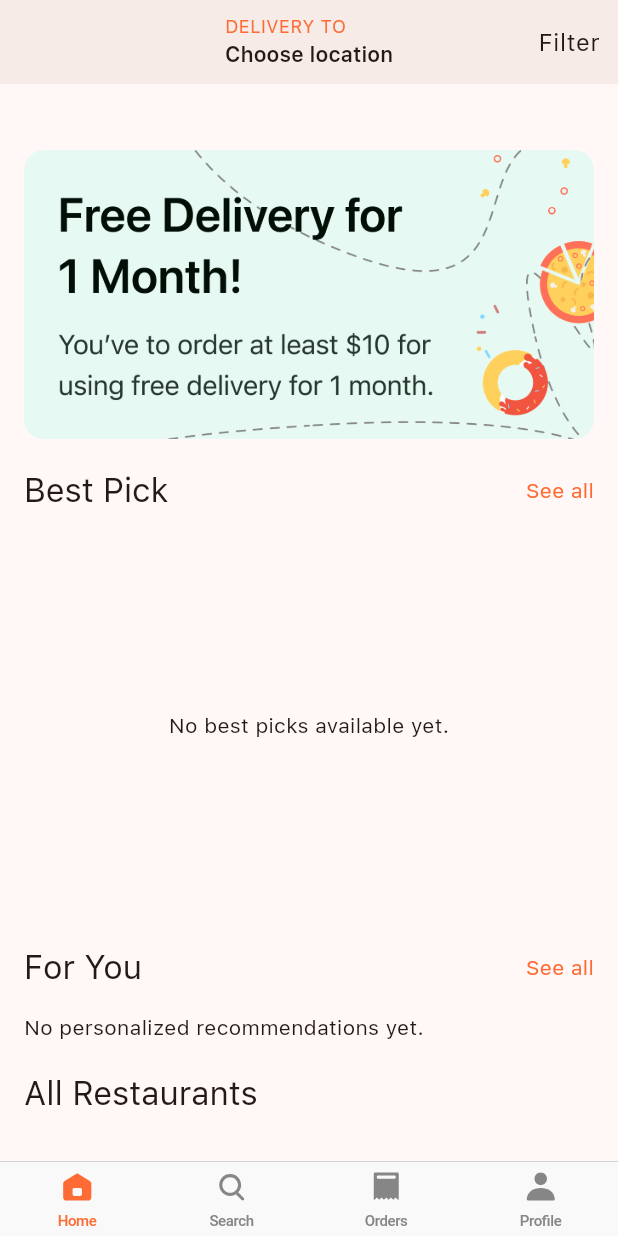
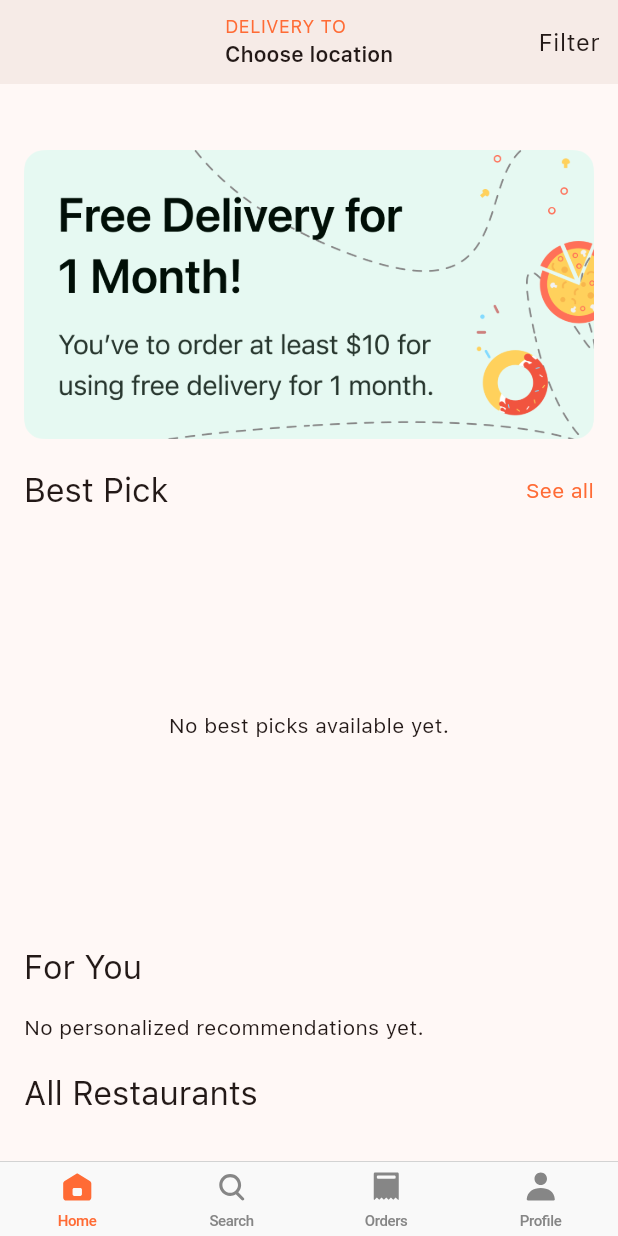
Before and after one commit to GeoAziz/campus-foodly, a Flutter app: the screen it shows once a user with an empty profile is signed in, scrolled down 532 dp, on a phone screen of 412 x 824 dp. Run offline on Flutter 3.47's test engine with Material 3 defaults, Android fonts, the phone set to English and light mode, and no system bars; our stand-ins replace cloud_firestore, firebase_auth, firebase_core, firebase_messaging, firebase_storage, flutter_riverpod and 7 more; accounts and stored records are empty.

Commit message:
feat(recommendations): update For You section behavior and interactions

```diff
--- a/lib/features/recommendations/presentation/for_you_section.dart
+++ b/lib/features/recommendations/presentation/for_you_section.dart
@@ -1,9 +1,11 @@
 import 'package:flutter/material.dart';
 import 'package:flutter_riverpod/flutter_riverpod.dart';
+import 'package:go_router/go_router.dart';
 
 import '../../../components/cards/big/restaurant_info_big_card.dart';
 import '../../../components/section_title.dart';
 import '../../../constants.dart';
+import '../../../core/routes.dart';
 import '../../../data/providers/auth_provider.dart';
 import '../providers/recommendation_provider.dart';
 
@@ -24,7 +26,11 @@ class ForYouSection extends ConsumerWidget {
     return Column(
       crossAxisAlignment: CrossAxisAlignment.start,
       children: [
-        SectionTitle(title: 'For You', press: () {}),
+        const SectionTitle(
+          title: 'For You',
+          showAction: false,
+          press: _noop,
+        ),
         const SizedBox(height: defaultPadding),
         recommendations.when(
           loading: () => const Padding(
@@ -33,7 +39,18 @@ class ForYouSection extends ConsumerWidget {
           ),
           error: (error, stackTrace) => Padding(
             padding: const EdgeInsets.symmetric(horizontal: defaultPadding),
-            child: Text('Recommendations unavailable: ${error.toString()}'),
+            child: Column(
+              crossAxisAlignment: CrossAxisAlignment.start,
+              children: [
+                Text('Recommendations unavailable: ${error.toString()}'),
+                TextButton(
+                  onPressed: () => ref.invalidate(
+                    forYouRecommendationsProvider(user.id),
+                  ),
+                  child: const Text('Retry'),
+                ),
+              ],
+            ),
           ),
           data: (restaurants) {
             if (restaurants.isEmpty) {
@@ -54,13 +71,19 @@ class ForYouSection extends ConsumerWidget {
                         defaultPadding,
                       ),
                       child: RestaurantInfoBigCard(
+                        heroTag: 'for-you-${restaurant.id}',
                         images: [restaurant.image],
                         name: restaurant.name,
                         rating: restaurant.rating,
-                        numOfRating: 200,
+                        numOfRating: restaurant.ratingCount,
                         deliveryTime: restaurant.deliveryTime,
-                        foodType: const ['Recommended'],
-                        press: () {},
+                        foodType: restaurant.categories.isEmpty
+                            ? const ['Recommended']
+                            : restaurant.categories,
+                        press: () => context.pushNamed(
+                          AppRoutes.details,
+                          extra: restaurant,
+                        ),
                       ),
                     ),
                   )
@@ -72,3 +95,5 @@ class ForYouSection extends ConsumerWidget {
     );
   }
 }
+
+void _noop() {}
```
